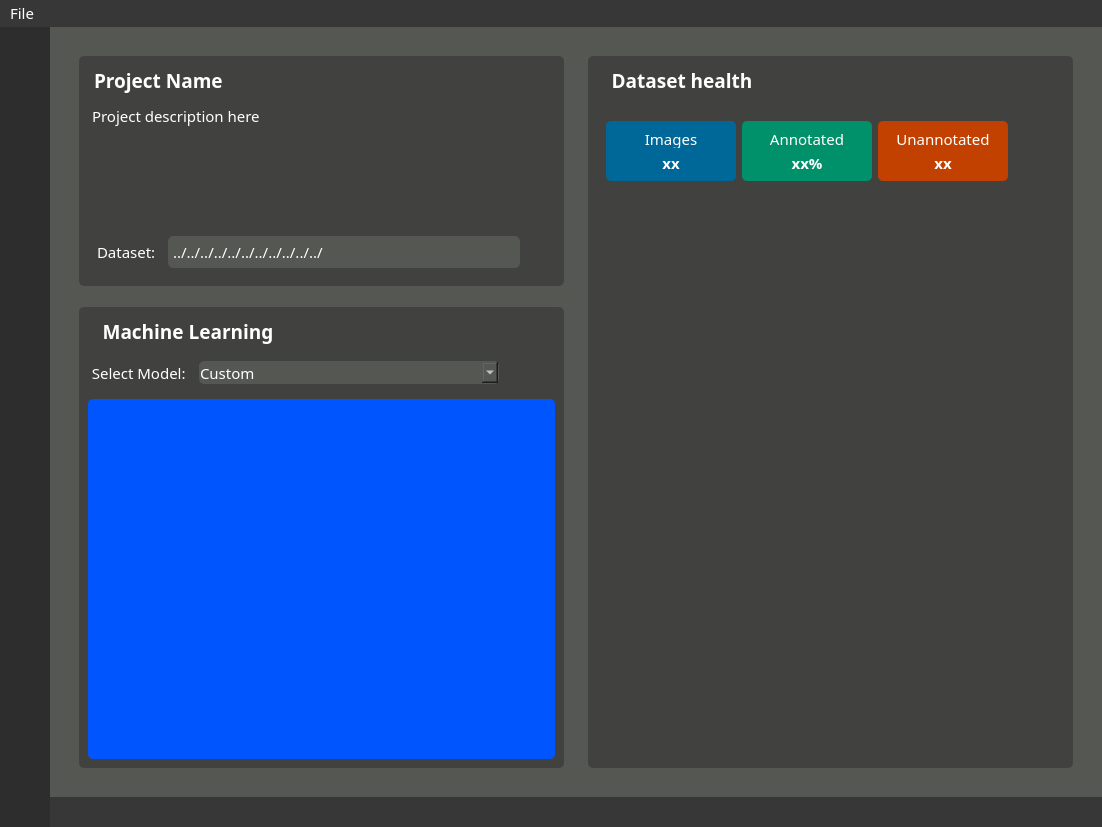
Above: yoloAnt.ui from Lachie1011/YoloAnt before the change. Below: the same form after it.
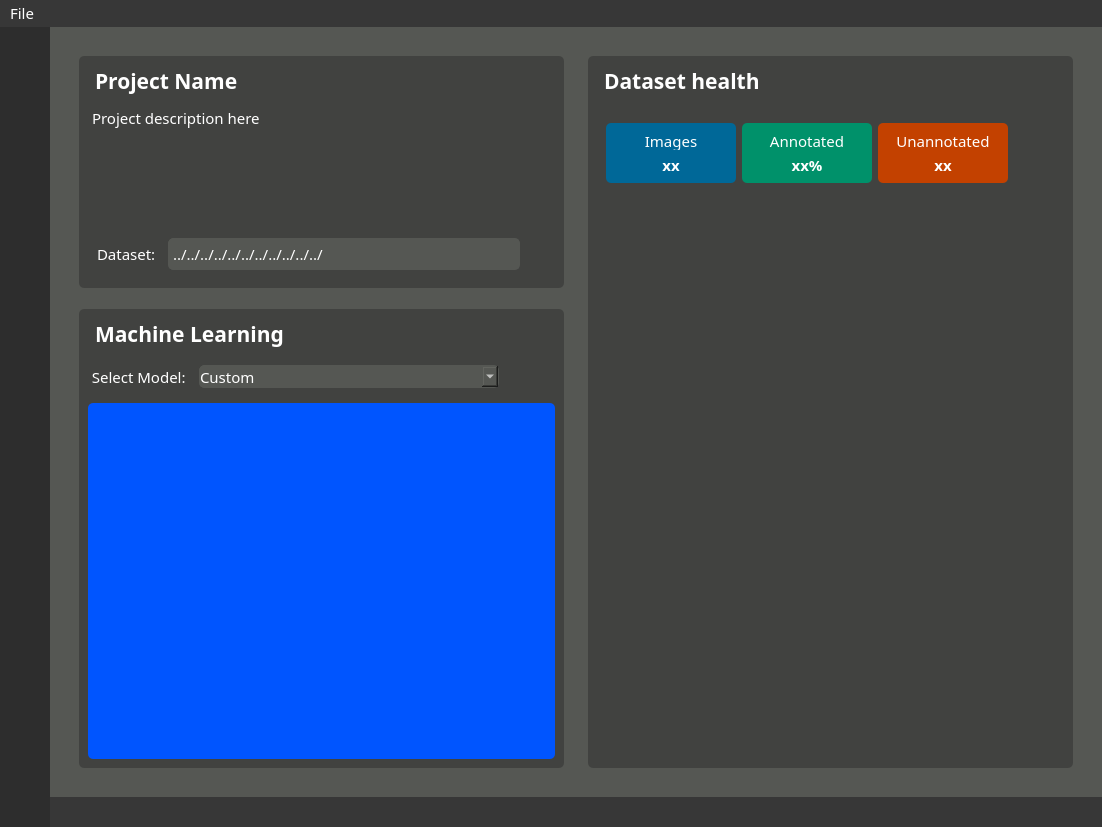
That is the form after the change. The open tabs and pages were chosen to show the change. Icons and pictures are not drawn. Custom widgets are drawn as their Qt base class.

Commit message: notifs move with app

Diff of the .ui file:
```diff
--- a/yoloAnt.ui
+++ b/yoloAnt.ui
@@ -1352,7 +1352,7 @@
                    <property name="font">
                     <font>
                      <family>Gotham Rounded</family>
-                     <pointsize>14</pointsize>
+                     <pointsize>16</pointsize>
                      <weight>75</weight>
                      <italic>false</italic>
                      <bold>true</bold>
@@ -1410,7 +1410,7 @@
                     <set>QTextEdit::AutoBulletList</set>
                    </property>
                    <property name="readOnly">
-                    <bool>false</bool>
+                    <bool>true</bool>
                    </property>
                    <property name="html">
                     <string>&lt;!DOCTYPE HTML PUBLIC &quot;-//W3C//DTD HTML 4.0//EN&quot; &quot;http://www.w3.org/TR/REC-html40/strict.dtd&quot;&gt;
@@ -1590,14 +1590,14 @@
                    </property>
                    <property name="maximumSize">
                     <size>
-                     <width>200</width>
+                     <width>250</width>
                      <height>16777215</height>
                     </size>
                    </property>
                    <property name="font">
                     <font>
                      <family>Gotham Rounded</family>
-                     <pointsize>14</pointsize>
+                     <pointsize>16</pointsize>
                      <weight>75</weight>
                      <italic>false</italic>
                      <bold>true</bold>
@@ -1617,7 +1617,7 @@
                     <string>Machine Learning</string>
                    </property>
                    <property name="alignment">
-                    <set>Qt::AlignCenter</set>
+                    <set>Qt::AlignLeading|Qt::AlignLeft|Qt::AlignVCenter</set>
                    </property>
                   </widget>
                  </item>
@@ -1827,14 +1827,14 @@
                    </property>
                    <property name="maximumSize">
                     <size>
-                     <width>170</width>
+                     <width>210</width>
                      <height>16777215</height>
                     </size>
                    </property>
                    <property name="font">
                     <font>
                      <family>Gotham Rounded</family>
-                     <pointsize>14</pointsize>
+                     <pointsize>16</pointsize>
                      <weight>75</weight>
                      <italic>false</italic>
                      <bold>true</bold>
@@ -1854,7 +1854,7 @@
                     <string>Dataset health</string>
                    </property>
                    <property name="alignment">
-                    <set>Qt::AlignCenter</set>
+                    <set>Qt::AlignLeading|Qt::AlignLeft|Qt::AlignVCenter</set>
                    </property>
                   </widget>
                  </item>
```
Left out of the diff: 6 changed lines with no effect on the pictures. The commit also changes 2 other files.
